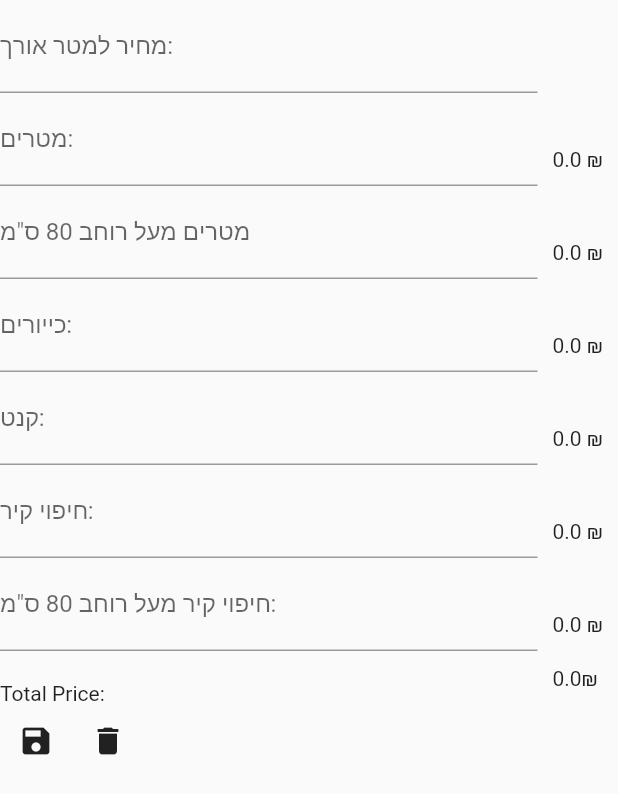
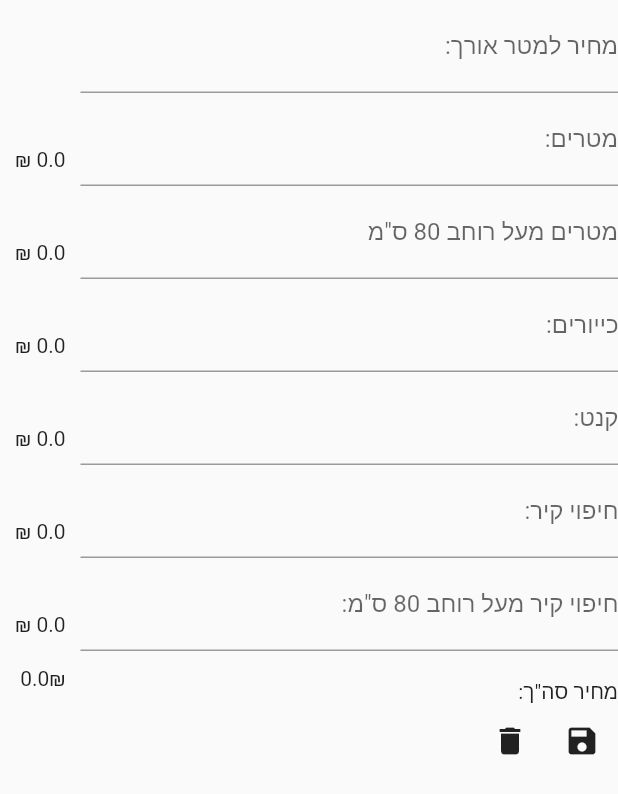
Before and after one commit to afiefh/marble, a Flutter app: the screen it shows after launch, after a tap on the "add" icon, on a phone screen of 412 x 824 dp. Shown: the top 794 px of the screen. Run offline on Flutter 3.47's test engine with Material 2 defaults, Android fonts, the phone set to English and light mode, and no system bars.

Commit message:
RTL layout

```diff
--- a/lib/kitchen_item.dart
+++ b/lib/kitchen_item.dart
@@ -192,7 +192,9 @@ class _KitchenItemWidgetState extends State<KitchenItemWidget> {
 
   @override
   Widget build(BuildContext context) {
-    return Scaffold(
+    return Directionality(
+      textDirection: TextDirection.rtl, // set this property
+      child: Scaffold(
         body: Column(
           children: [
             Table(
@@ -298,7 +300,7 @@ class _KitchenItemWidgetState extends State<KitchenItemWidget> {
                 ),
                 TableRow(
                   children: <Widget>[
-                  const Text('Total Price:'),
+                    const Text('מחיר סה"ך:'),
                     Container(
                         margin: const EdgeInsets.all(10.0),
                         child: Text('${item.totalPrice()}₪')),
@@ -326,6 +328,7 @@ class _KitchenItemWidgetState extends State<KitchenItemWidget> {
             )
           ],
         ),
+      ),
     );
   }
 }
--- a/lib/main.dart
+++ b/lib/main.dart
@@ -26,7 +26,10 @@ class MyApp extends StatelessWidget {
         // is not restarted.
         primarySwatch: Colors.blue,
       ),
-      home: const MyHomePage(title: 'Flutter Demo Home Page'),
+      home: const Directionality(
+        textDirection: TextDirection.rtl, // set this property
+        child: MyHomePage(title: 'Flutter Demo Home Page'),
+      ),
     );
   }
 }
```
Lines whose indentation alone changed are shown as unchanged.
